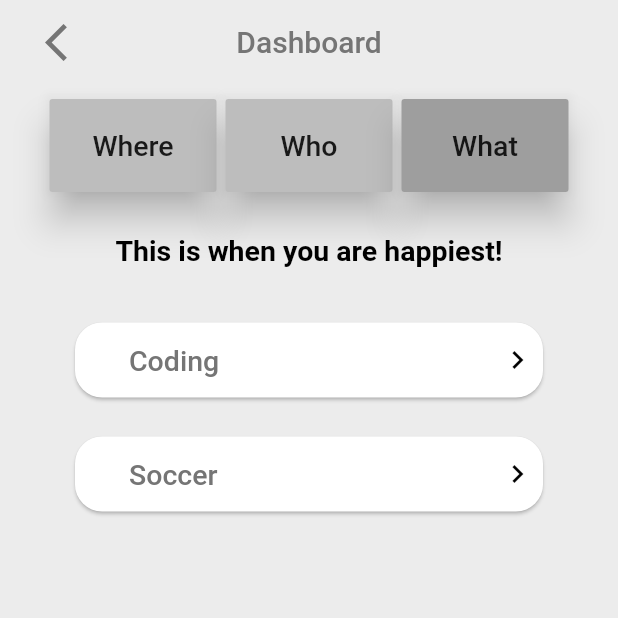
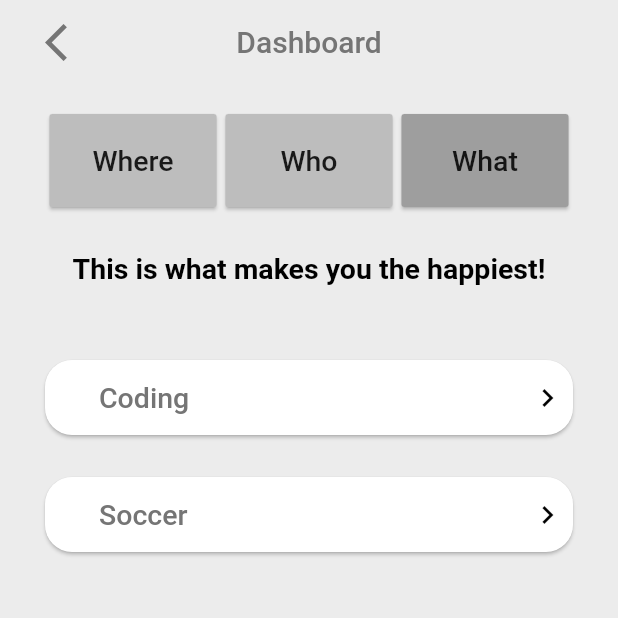
Before and after one commit to rprater/SmartJournal, a Flutter app: the Anylitics screen opened directly, after a tap on "Who", after a tap on "What", on a phone screen of 412 x 824 dp, the top half of it. Run offline on Flutter 3.47's test engine with Material 2 defaults, Android fonts, the phone set to English and light mode, and no system bars; our stand-ins replace sqflite; missing offline and left inert: demoji; accounts and stored records are empty.

Commit message:
fixed elevation and text

```diff
--- a/flutter_app/lib/screens/analytics.dart
+++ b/flutter_app/lib/screens/analytics.dart
@@ -66,14 +66,15 @@ class _AnyliticsState extends State<Anylitics> {
 
   Widget myCards() {
     String pickText() {
-      if (currentText == "Where") return "This is where you are happiest!";
+      if (currentText == "Where") return "This is where you are the happiest!";
       if (currentText == "Who") return "This is who makes you the happiest!";
-      return "This is when you are happiest!";
+      return "This is what makes you the happiest!";
     }
 
     Widget card(String text) {
       return Container(
-        margin: EdgeInsets.symmetric(vertical: 13),
+        margin: EdgeInsets.symmetric(vertical: 14),
+
         child: RaisedButton(
           padding: EdgeInsets.symmetric(vertical: 8.0),
           shape: RoundedRectangleBorder(
@@ -112,12 +113,6 @@ class _AnyliticsState extends State<Anylitics> {
       );
     }
 
-    Color pickColor() {
-      if (currentText == "Where") return Colors.white;
-      if (currentText == "Who") return Colors.grey.shade600;
-      return Colors.orange;
-    }
-
     Widget pickArbitraryCards() {
       if (currentText == "Where") {
         return Column(
@@ -135,17 +130,16 @@ class _AnyliticsState extends State<Anylitics> {
     }
 
     return Container(
-      margin: EdgeInsets.all(10.0),
-      padding: EdgeInsets.all(10.0),
-      child: Column(children: <Widget>[
+      child: Column(
+        children: <Widget>[
         Container(
-            margin: EdgeInsets.symmetric(vertical: 8.0),
+            margin: EdgeInsets.symmetric(vertical: 20.0),
             child: Text(pickText(),
                 style: TextStyle(
                   fontWeight: FontWeight.bold,
                   color: Colors.black,
                   fontSize: 19.0,
-                ))),
+          ))),
         Container(
           margin: EdgeInsets.symmetric(vertical: 16.0),
           child: pickArbitraryCards()
@@ -163,16 +157,15 @@ class _AnyliticsState extends State<Anylitics> {
 
     return Expanded(
         child: Container(
-            margin: EdgeInsets.symmetric(horizontal: 3),
+            margin: EdgeInsets.symmetric(horizontal: 3, vertical: 10),
             child: RaisedButton(
-                elevation: 10.0,
+                elevation: 1.0,
                 color: pickColor(),
                 hoverColor: Colors.grey.shade100,
                 hoverElevation: 2.0,
                 padding: EdgeInsets.symmetric(vertical: 20),
                 onPressed: () {
                   setState(() {
-                    print(placement + " clicked");
                     currentText = placement;
                   });
                 },
```
